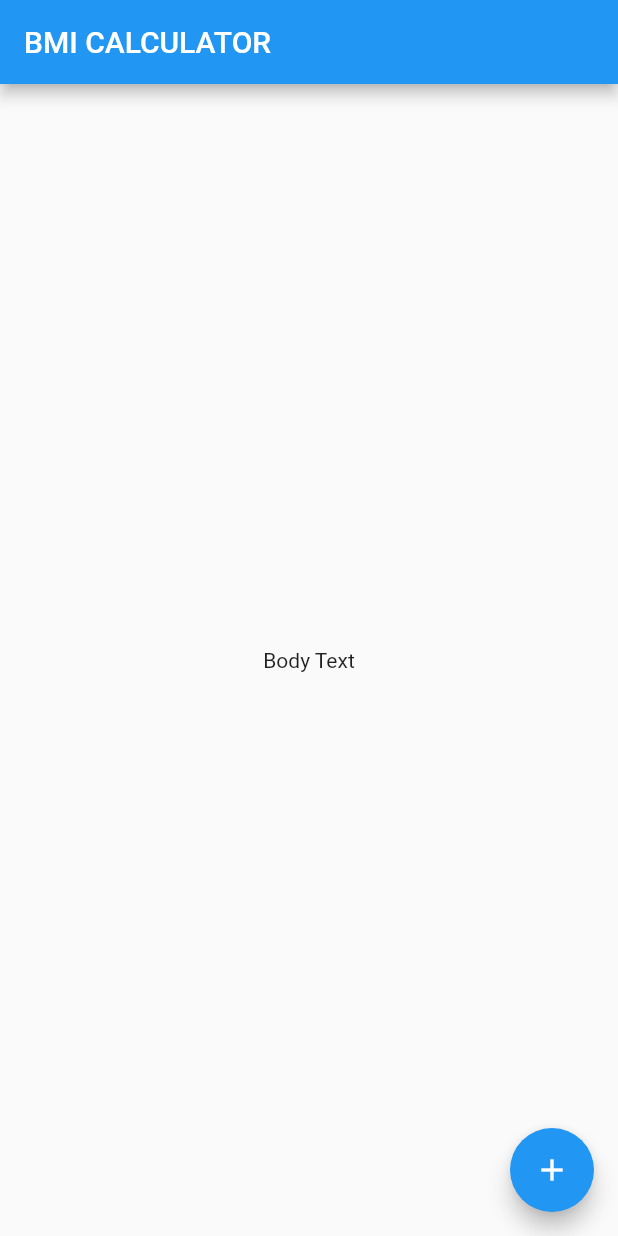
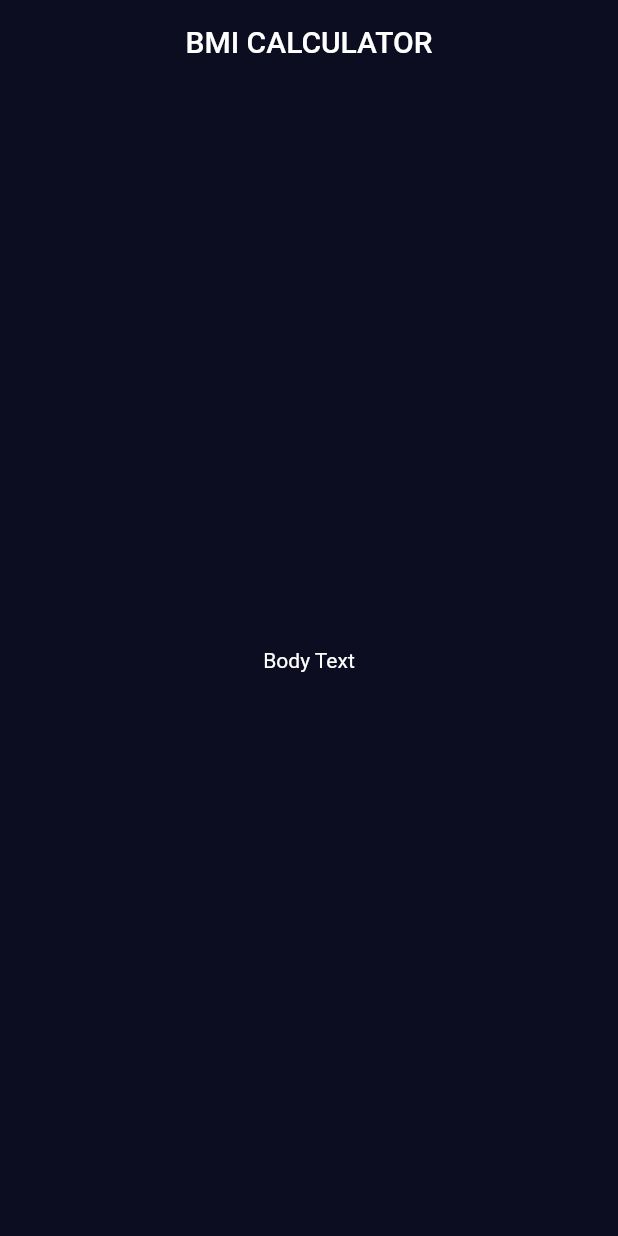
Before and after one commit to R4Y4N16/BMI_Calculator, a Flutter app: the screen it shows after launch, on a phone screen of 412 x 824 dp. Run offline on Flutter 3.47's test engine with Material 2 defaults, Android fonts, the phone set to English and light mode, and no system bars.

Commit message:
Using Flutter Themes

```diff
--- /dev/null
+++ b/lib/input_page.dart
@@ -0,0 +1,19 @@
+import 'package:flutter/material.dart';
+class InputPage extends StatefulWidget {
+  @override
+  _InputPageState createState() => _InputPageState();
+}
+
+class _InputPageState extends State<InputPage> {
+  @override
+  Widget build(BuildContext context) {
+    return Scaffold(
+      appBar: AppBar(
+        title: const Center(child: Text('BMI CALCULATOR')),
+      ),
+      body: const Center(
+        child: Text('Body Text'),
+      ),
+    );
+  }
+}
--- a/lib/main.dart
+++ b/lib/main.dart
@@ -1,4 +1,5 @@
 import 'package:flutter/material.dart';
+import 'input_page.dart';
 
 void main() => runApp(BMICalculator());
 
@@ -6,29 +7,14 @@ class BMICalculator extends StatelessWidget {
   @override
   Widget build(BuildContext context) {
     return MaterialApp(
+      theme: ThemeData.dark().copyWith(
+        useMaterial3: true,
+        appBarTheme: const AppBarTheme(
+          backgroundColor: Color(0xFF0c0d21),
+        ),
+        scaffoldBackgroundColor: const Color(0xFF0c0d21),
+      ),
       home: InputPage(),
     );
   }
 }
-
-class InputPage extends StatefulWidget {
-  @override
-  _InputPageState createState() => _InputPageState();
-}
-
-class _InputPageState extends State<InputPage> {
-  @override
-  Widget build(BuildContext context) {
-    return Scaffold(
-      appBar: AppBar(
-        title: Text('BMI CALCULATOR'),
-      ),
-      body: Center(
-        child: Text('Body Text'),
-      ),
-      floatingActionButton: FloatingActionButton(
-        child: Icon(Icons.add),
-      ),
-    );
-  }
-}
```
